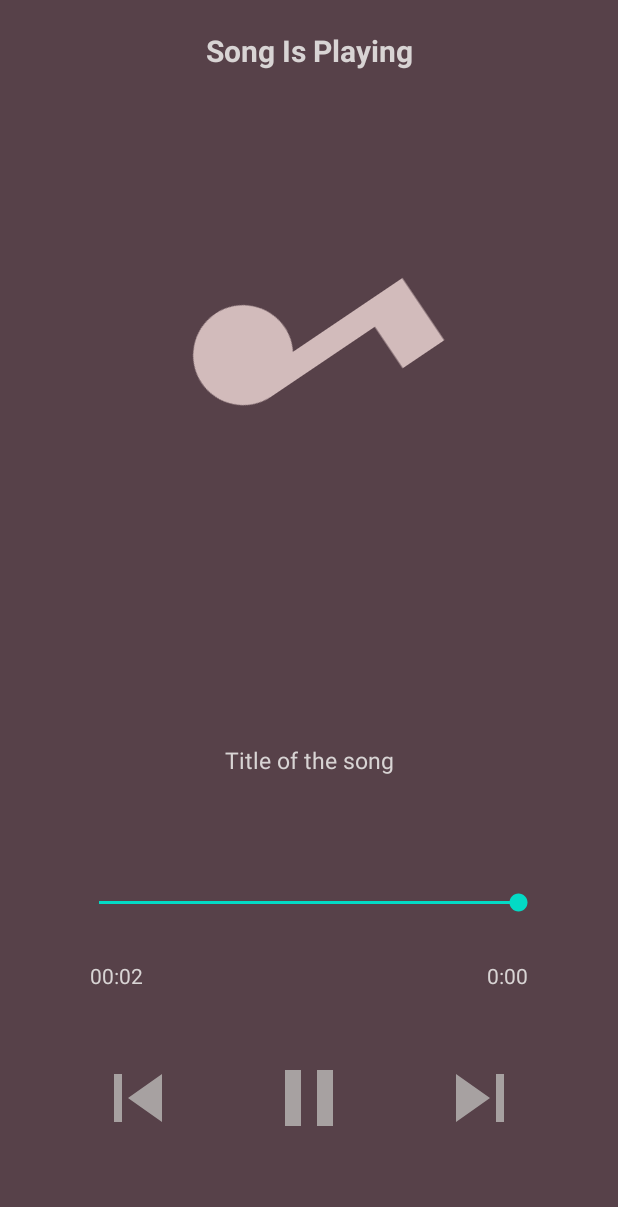
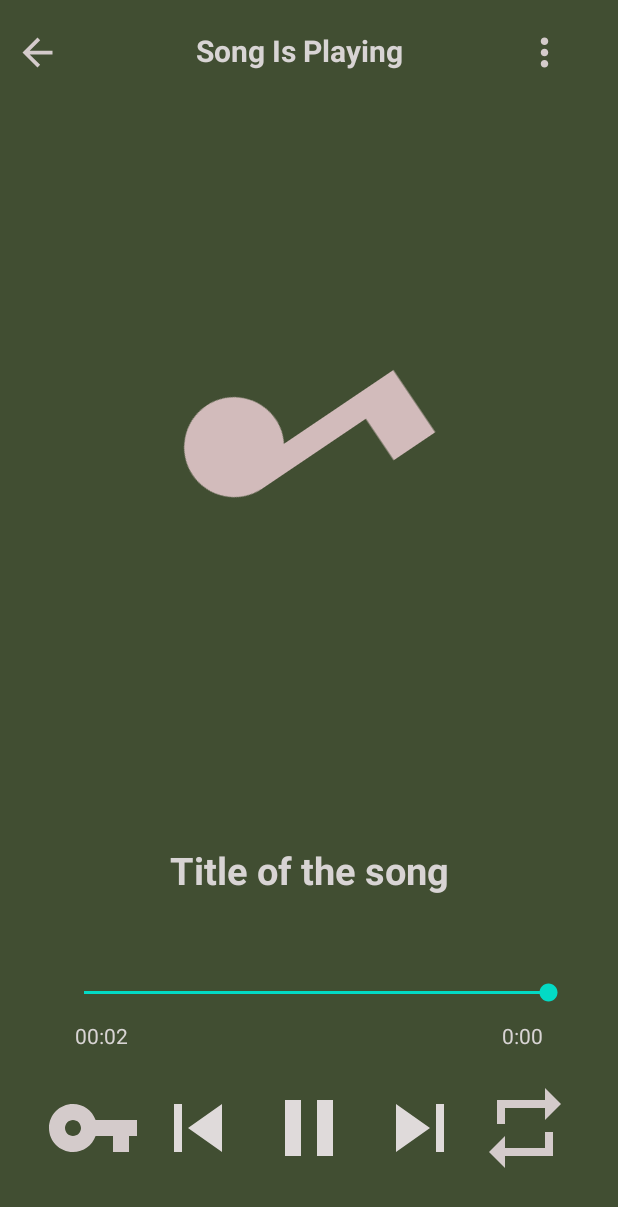
Before and after one commit to trungdongphuoca/MusicApp, an Android app: the PlayMusicActivity screen opened directly, with no data from a screen before it, on a phone screen of 412 x 824 dp. Shown: the top 1207 px of the screen. Run offline under Robolectric (Android 15) with nearby library versions, the phone set to English and light mode, and no system bars; 7 statements that could not run were skipped.

Commit message:
add some updating UI,....

```diff
--- a/app/src/main/AndroidManifest.xml
+++ b/app/src/main/AndroidManifest.xml
@@ -25,6 +25,9 @@
             android:name=".loginAndRegis.LoginActivity"
             android:exported="false" />
         <activity
+            android:name=".Fragment.SongFragment"
+            android:exported="true" />
+        <activity
             android:name=".loginAndRegis.AddAccount"
             android:exported="false" />
         <activity
--- a/app/src/main/java/tdtu/finalapp/musicapp/Adapter/AdapterSong.java
+++ b/app/src/main/java/tdtu/finalapp/musicapp/Adapter/AdapterSong.java
@@ -2,6 +2,7 @@ package tdtu.finalapp.musicapp.Adapter;
 
 import android.content.Context;
 import android.content.Intent;
+import android.graphics.Color;
 import android.view.LayoutInflater;
 import android.view.View;
 import android.view.ViewGroup;
@@ -41,11 +42,11 @@ public class AdapterSong extends RecyclerView.Adapter<AdapterSong.ViewHolderSong
         Song s = songsArraylist.get(position);
         holder.titleSong.setText(s.getTitle());
 
-//        if(MyMediaplayer.currentIndex==position){
-//            holder.titleSong.setTextColor(Color.parseColor("#FF0000"));
-//        }else{
-//            holder.titleSong.setTextColor(Color.parseColor("#000000"));
-//        }
+        if(MyMediaPlayer.currentIndex==position){
+            holder.titleSong.setTextColor(Color.parseColor("#FFA85CB5"));
+        }else{
+            holder.titleSong.setTextColor(Color.parseColor("#000000"));
+        }
 
         holder.itemView.setOnClickListener(new View.OnClickListener() {
             @Override
--- a/app/src/main/java/tdtu/finalapp/musicapp/Fragment/SongFragment.java
+++ b/app/src/main/java/tdtu/finalapp/musicapp/Fragment/SongFragment.java
@@ -159,4 +159,12 @@ public class SongFragment extends Fragment {
                     new String[]{Manifest.permission.READ_EXTERNAL_STORAGE},
                     101);
     }
+
+    @Override
+    public void onResume() {
+        super.onResume();
+        if(recycleView!=null){
+            recycleView.setAdapter(new AdapterSong(getActivity().getApplicationContext(),SongsArrayList));
+        }
+    }
 }
--- a/app/src/main/java/tdtu/finalapp/musicapp/MainPackage/MainActivity.java
+++ b/app/src/main/java/tdtu/finalapp/musicapp/MainPackage/MainActivity.java
@@ -7,25 +7,62 @@ import androidx.fragment.app.Fragment;
 import androidx.fragment.app.FragmentManager;
 import androidx.fragment.app.FragmentPagerAdapter;
 import androidx.viewpager.widget.ViewPager;
+
+import android.content.Intent;
 import android.os.Bundle;
+import android.view.MenuItem;
+import android.widget.ImageView;
+import android.widget.PopupMenu;
 
 import com.google.android.material.tabs.TabLayout;
+import com.google.firebase.auth.FirebaseAuth;
 
 import java.util.ArrayList;
 
 import tdtu.finalapp.musicapp.Fragment.HomeFragment;
 import tdtu.finalapp.musicapp.Fragment.LibraryFragment;
 import tdtu.finalapp.musicapp.Fragment.SongFragment;
+import tdtu.finalapp.musicapp.PlayMusic.PlayMusicActivity;
 import tdtu.finalapp.musicapp.R;
+import tdtu.finalapp.musicapp.Toast.ToastNotification;
+import tdtu.finalapp.musicapp.loginAndRegis.LoginActivity;
 
 public class MainActivity extends AppCompatActivity {
-
+    private ImageView userImg,searchImg;
     @Override
     protected void onCreate(Bundle savedInstanceState) {
         super.onCreate(savedInstanceState);
         setContentView(R.layout.activity_main);
+        searchImg = findViewById(R.id.SearchBtn);
+        userImg = findViewById(R.id.UserBtn);
+        initViewPage();
 
-        initViewPage();
+        userImg.setOnClickListener(v->showUser());
+    }
+    void showUser(){
+        PopupMenu popupMenu = new PopupMenu(MainActivity.this,userImg);
+        popupMenu.getMenu().add("See your profile");
+        popupMenu.getMenu().add("Sign out");
+        popupMenu.show();
+        popupMenu.setOnMenuItemClickListener(new PopupMenu.OnMenuItemClickListener() {
+            @Override
+            public boolean onMenuItemClick(MenuItem menuItem) {
+                if(menuItem.getTitle().equals("Sign out")){
+                    FirebaseAuth.getInstance().signOut();
+                    ToastNotification.makeTextToShow(MainActivity.this,"Sign out successful");
+                    startActivity(new Intent(MainActivity.this, LoginActivity.class));
+                    finish();
+                    return true;
+                }
+                if(menuItem.getTitle().equals("See your profile")){
+                    ToastNotification.makeTextToShow(MainActivity.this,"Your profile will present now!!");
+//                    startActivity(new Intent(MainActivity.this, LoginActivity.class));
+//                    finish();
+                    return true;
+                }
+                return false;
+            }
+        });
     }
 
     private void initViewPage() {
--- a/app/src/main/java/tdtu/finalapp/musicapp/Model/Song.java
+++ b/app/src/main/java/tdtu/finalapp/musicapp/Model/Song.java
@@ -1,6 +1,7 @@
 package tdtu.finalapp.musicapp.Model;
 
 import java.io.Serializable;
+
 
 public class Song implements Serializable {
     private String path;
--- a/app/src/main/java/tdtu/finalapp/musicapp/PlayMusic/PlayMusicActivity.java
+++ b/app/src/main/java/tdtu/finalapp/musicapp/PlayMusic/PlayMusicActivity.java
@@ -3,24 +3,31 @@ package tdtu.finalapp.musicapp.PlayMusic;
 import androidx.appcompat.app.AppCompatActivity;
 
 import android.annotation.SuppressLint;
+import android.content.Intent;
 import android.media.MediaPlayer;
 import android.os.Bundle;
 import android.os.Handler;
+import android.view.MenuItem;
 import android.widget.ImageView;
+import android.widget.PopupMenu;
 import android.widget.SeekBar;
 import android.widget.TextView;
+import android.widget.Toast;
 
 import java.io.IOException;
 import java.util.ArrayList;
 import java.util.concurrent.TimeUnit;
 
+import tdtu.finalapp.musicapp.Fragment.SongFragment;
+import tdtu.finalapp.musicapp.MainPackage.MainActivity;
 import tdtu.finalapp.musicapp.Model.Song;
 import tdtu.finalapp.musicapp.R;
+import tdtu.finalapp.musicapp.Toast.ToastNotification;
 
 public class PlayMusicActivity extends AppCompatActivity {
     private TextView titleTv,currentTimeTv,totalTimeTv;
     private SeekBar seekBar;
-    private ImageView pausePlay,nextBtn,previousBtn,musicIcon;
+    private ImageView pausePlay,nextBtn,previousBtn,musicIcon,backIcon,menuIcon;
     private ArrayList<Song> songsList;
     private Song currentSong;
     private MediaPlayer mediaPlayer = MyMediaPlayer.getInstance();
@@ -39,6 +46,9 @@ public class PlayMusicActivity extends AppCompatActivity {
         nextBtn = findViewById(R.id.next);
         previousBtn = findViewById(R.id.previous);
         musicIcon = findViewById(R.id.music_icon_big);
+        backIcon = findViewById(R.id.backInPlayMusic);
+        menuIcon= findViewById(R.id.MenuInPlayMusic);
+
 
         titleTv.setSelected(true);
 
@@ -83,7 +93,26 @@ public class PlayMusicActivity extends AppCompatActivity {
 
             }
         });
+
+        menuIcon.setOnClickListener(v->showMenu());
+        backIcon.setOnClickListener(v-> startActivity(new Intent(PlayMusicActivity.this, MainActivity.class)));
     }
+    void showMenu(){
+        PopupMenu popupMenu = new PopupMenu(PlayMusicActivity.this,menuIcon);
+        popupMenu.getMenu().add("add to playlist");
+        popupMenu.show();
+        popupMenu.setOnMenuItemClickListener(new PopupMenu.OnMenuItemClickListener() {
+            @Override
+            public boolean onMenuItemClick(MenuItem menuItem) {
+                if(menuItem.getTitle().equals("add to playlist")){
+                    ToastNotification.makeTextToShow(PlayMusicActivity.this,"add the playlist has been clicked");
+                    return true;
+                }
+                return false;
+            }
+        });
+    }
+
     ////set name and total time of song, some events play pause next previous
     void setResourcesWithMusic(){
         currentSong = songsList.get(MyMediaPlayer.currentIndex);
--- /dev/null
+++ b/app/src/main/res/drawable/ic_baseline_arrow_back_24.xml
@@ -0,0 +1,5 @@
+<vector android:height="24dp" android:tint="#D4CBCB"
+    android:viewportHeight="24" android:viewportWidth="24"
+    android:width="24dp" xmlns:android="http://schemas.android.com/apk/res/android">
+    <path android:fillColor="@android:color/white" android:pathData="M20,11H7.83l5.59,-5.59L12,4l-8,8 8,8 1.41,-1.41L7.83,13H20v-2z"/>
+</vector>
--- /dev/null
+++ b/app/src/main/res/drawable/ic_baseline_more_vert_24.xml
@@ -0,0 +1,5 @@
+<vector android:height="24dp" android:tint="#D4CBCB"
+    android:viewportHeight="24" android:viewportWidth="24"
+    android:width="24dp" xmlns:android="http://schemas.android.com/apk/res/android">
+    <path android:fillColor="@android:color/white" android:pathData="M12,8c1.1,0 2,-0.9 2,-2s-0.9,-2 -2,-2 -2,0.9 -2,2 0.9,2 2,2zM12,10c-1.1,0 -2,0.9 -2,2s0.9,2 2,2 2,-0.9 2,-2 -0.9,-2 -2,-2zM12,16c-1.1,0 -2,0.9 -2,2s0.9,2 2,2 2,-0.9 2,-2 -0.9,-2 -2,-2z"/>
+</vector>
--- a/app/src/main/res/drawable/ic_baseline_pause_24.xml
+++ b/app/src/main/res/drawable/ic_baseline_pause_24.xml
@@ -1,4 +1,4 @@
-<vector android:height="64dp" android:tint="#A7A1A1"
+<vector android:height="64dp" android:tint="#DFDADA"
     android:viewportHeight="24" android:viewportWidth="24"
     android:width="64dp" xmlns:android="http://schemas.android.com/apk/res/android">
     <path android:fillColor="@android:color/white" android:pathData="M6,19h4L10,5L6,5v14zM14,5v14h4L18,5h-4z"/>
--- a/app/src/main/res/drawable/ic_baseline_play_arrow_24.xml
+++ b/app/src/main/res/drawable/ic_baseline_play_arrow_24.xml
@@ -1,4 +1,4 @@
-<vector android:height="64dp" android:tint="#A7A1A1"
+<vector android:height="64dp" android:tint="#DFDADA"
     android:viewportHeight="24" android:viewportWidth="24"
     android:width="64dp" xmlns:android="http://schemas.android.com/apk/res/android">
     <path android:fillColor="@android:color/white" android:pathData="M8,5v14l11,-7z"/>
--- /dev/null
+++ b/app/src/main/res/drawable/ic_baseline_repeat_24.xml
@@ -0,0 +1,5 @@
+<vector android:height="64dp" android:tint="#D4CBCB"
+    android:viewportHeight="24" android:viewportWidth="24"
+    android:width="64dp" xmlns:android="http://schemas.android.com/apk/res/android">
+    <path android:fillColor="@android:color/white" android:pathData="M7,7h10v3l4,-4 -4,-4v3L5,5v6h2L7,7zM17,17L7,17v-3l-4,4 4,4v-3h12v-6h-2v4z"/>
+</vector>
--- a/app/src/main/res/drawable/ic_baseline_skip_next_24.xml
+++ b/app/src/main/res/drawable/ic_baseline_skip_next_24.xml
@@ -1,4 +1,4 @@
-<vector android:height="64dp" android:tint="#A7A1A1"
+<vector android:height="64dp" android:tint="#DFDADA"
     android:viewportHeight="24" android:viewportWidth="24"
     android:width="64dp" xmlns:android="http://schemas.android.com/apk/res/android">
     <path android:fillColor="@android:color/white" android:pathData="M6,18l8.5,-6L6,6v12zM16,6v12h2V6h-2z"/>
--- a/app/src/main/res/drawable/ic_baseline_skip_previous_24.xml
+++ b/app/src/main/res/drawable/ic_baseline_skip_previous_24.xml
@@ -1,4 +1,4 @@
-<vector android:height="64dp" android:tint="#A7A1A1"
+<vector android:height="64dp" android:tint="#DFDADA"
     android:viewportHeight="24" android:viewportWidth="24"
     android:width="64dp" xmlns:android="http://schemas.android.com/apk/res/android">
     <path android:fillColor="@android:color/white" android:pathData="M6,6h2v12L6,18zM9.5,12l8.5,6L18,6z"/>
--- /dev/null
+++ b/app/src/main/res/drawable/ic_baseline_vpn_key_24.xml
@@ -0,0 +1,5 @@
+<vector android:height="64dp" android:tint="#D4CBCB"
+    android:viewportHeight="24" android:viewportWidth="24"
+    android:width="64dp" xmlns:android="http://schemas.android.com/apk/res/android">
+    <path android:fillColor="@android:color/white" android:pathData="M12.65,10C11.83,7.67 9.61,6 7,6c-3.31,0 -6,2.69 -6,6s2.69,6 6,6c2.61,0 4.83,-1.67 5.65,-4H17v4h4v-4h2v-4H12.65zM7,14c-1.1,0 -2,-0.9 -2,-2s0.9,-2 2,-2 2,0.9 2,2 -0.9,2 -2,2z"/>
+</vector>
--- a/app/src/main/res/layout/activity_main.xml
+++ b/app/src/main/res/layout/activity_main.xml
@@ -29,25 +29,25 @@
             android:layout_height="wrap_content"
             android:layout_marginStart="5dp"
             android:layout_marginTop="5dp"
-            android:text="Music"
+            android:text="Music Player"
             android:textAlignment="center"
             android:textColor="#C6B8B8"
             android:textSize="30dp"
             android:textStyle="bold" />
 
-        <com.google.android.material.floatingactionbutton.FloatingActionButton
+        <ImageView
             android:id="@+id/SearchBtn"
-            android:layout_width="wrap_content"
+            android:layout_width="30dp"
             android:layout_height="match_parent"
-            android:layout_marginStart="150dp"
+            android:layout_marginStart="90dp"
             android:backgroundTint="@color/white"
             android:src="@drawable/ic_baseline_search_24" />
 
-        <com.google.android.material.floatingactionbutton.FloatingActionButton
+        <ImageView
             android:id="@+id/UserBtn"
-            android:layout_width="wrap_content"
+            android:layout_width="30dp"
             android:layout_height="match_parent"
-            android:layout_marginEnd="5dp"
+            android:layout_marginStart="5dp"
             android:backgroundTint="@color/white"
             android:src="@drawable/ic_baseline_face_24" />
     </LinearLayout>
--- a/app/src/main/res/layout/activity_play_music.xml
+++ b/app/src/main/res/layout/activity_play_music.xml
@@ -5,101 +5,131 @@
     android:layout_width="match_parent"
     android:layout_height="match_parent"
     tools:context=".PlayMusic.PlayMusicActivity"
-    android:background="#574149">
-    <TextView
+    android:background="#414E32">
+
+    <LinearLayout
+        android:id="@+id/songIsPlaying"
         android:layout_width="match_parent"
         android:layout_height="wrap_content"
-        android:id="@+id/song_playing"
-        android:text="Song Is Playing"
-        android:singleLine="true"
+        android:layout_marginStart="10dp"
+        android:layout_marginTop="10dp"
+        android:layout_marginEnd="10dp"
+        android:layout_marginBottom="10dp"
         android:ellipsize="marquee"
-        android:textColor="@color/white"
-        android:textSize="20dp"
-        android:textAlignment="center"
-        android:layout_margin="10dp"
-        android:padding="10dp"
-        android:textStyle="bold"
-        />
+        android:orientation="horizontal"
+        android:singleLine="true">
 
+        <ImageView
+            android:id="@+id/backInPlayMusic"
+            android:layout_width="30dp"
+            android:layout_height="30dp"
+            android:layout_marginTop="10dp"
+            android:src="@drawable/ic_baseline_arrow_back_24" />
+
+        <TextView
+            android:id="@+id/song_playing"
+            android:layout_width="wrap_content"
+            android:layout_height="wrap_content"
+            android:layout_marginStart="80dp"
+            android:layout_marginEnd="10dp"
+            android:layout_marginBottom="10dp"
+            android:ellipsize="marquee"
+            android:padding="10dp"
+            android:singleLine="true"
+            android:text="Song Is Playing"
+            android:textAlignment="center"
+            android:textColor="@color/white"
+            android:textSize="20dp"
+            android:textStyle="bold" />
+
+        <ImageView
+            android:id="@+id/MenuInPlayMusic"
+            android:layout_width="30dp"
+            android:layout_height="30dp"
+            android:layout_marginStart="60dp"
+            android:layout_marginTop="10dp"
+            android:src="@drawable/ic_baseline_more_vert_24" />
+    </LinearLayout>
     <ImageView
         android:id="@+id/music_icon_big"
         android:layout_width="240dp"
         android:layout_height="240dp"
-        android:layout_below="@id/song_playing"
-        android:layout_centerHorizontal="true"
-        android:layout_marginTop="40dp"
+        android:layout_below="@id/songIsPlaying"
+        android:layout_marginTop="91dp"
+        android:layout_marginStart="80dp"
         android:padding="20dp"
         android:src="@drawable/ic_baseline_music_note_24" />
+
     <TextView
+        android:id="@+id/song_title"
         android:layout_width="match_parent"
         android:layout_height="wrap_content"
-        android:id="@+id/song_title"
+        android:layout_above="@+id/controls"
+        android:layout_marginStart="5dp"
+        android:layout_marginTop="5dp"
+        android:layout_marginEnd="5dp"
+        android:layout_marginBottom="5dp"
+        android:ellipsize="marquee"
+        android:maxLines="@integer/material_motion_duration_long_2"
+        android:padding="10dp"
+        android:singleLine="false"
         android:text="Title of the song"
-        android:singleLine="true"
-        android:ellipsize="marquee"
+        android:textAlignment="center"
         android:textColor="@color/white"
-        android:textSize="15dp"
-        android:layout_margin="5dp"
-        android:padding="20dp"
-        android:textAlignment="center"
-        android:layout_above="@+id/controls"
-        />
+        android:textSize="25dp"
+        android:textStyle="bold" />
+
     <RelativeLayout
+        android:id="@+id/controls"
         android:layout_width="match_parent"
         android:layout_height="wrap_content"
         android:layout_alignParentBottom="true"
-        android:id="@+id/controls"
-        android:padding="40dp">
+
+        android:padding="30dp">
 
         <SeekBar
             android:id="@+id/seek_bar"
-            android:layout_width="match_parent"
+            android:layout_width="360dp"
             android:layout_height="wrap_content"
             android:layout_marginStart="10dp"
             android:layout_marginTop="10dp"
-            android:layout_marginEnd="10dp"
             android:layout_marginBottom="10dp"
             android:backgroundTint="@color/white" />
 
         <TextView
-            android:layout_width="wrap_content"
-            android:layout_height="wrap_content"
             android:id="@+id/current_time"
-            android:layout_below="@id/seek_bar"
-            android:text="0:00"
-            android:layout_alignParentStart="true"
-            android:textColor="@color/white"
-            android:layout_margin="20dp"/>
-        <TextView
             android:layout_width="wrap_content"
             android:layout_height="wrap_content"
             android:layout_below="@id/seek_bar"
+            android:layout_alignParentStart="true"
+
+            android:layout_marginStart="20dp"
+
+            android:layout_marginEnd="20dp"
+            android:layout_marginBottom="20dp"
+            android:text="0:00"
+            android:textColor="@color/white" />
+
+        <TextView
             android:id="@+id/total_time"
+            android:layout_width="wrap_content"
+            android:layout_height="wrap_content"
+            android:layout_below="@id/seek_bar"
+            android:layout_alignParentEnd="true"
+
+            android:layout_marginStart="20dp"
+
+            android:layout_marginEnd="20dp"
+            android:layout_marginBottom="20dp"
             android:text="0:00"
-            android:layout_alignParentEnd="true"
-            android:textColor="@color/white"
-            android:layout_margin="20dp"/>
+            android:textColor="@color/white" />
 
         <RelativeLayout
             android:layout_width="match_parent"
             android:layout_height="wrap_content"
             android:layout_below="@id/total_time"
-            android:padding="20dp">
-
-            <ImageView
-                android:layout_width="wrap_content"
-                android:layout_height="wrap_content"
-                android:src="@drawable/ic_baseline_skip_previous_24"
-                android:layout_centerVertical="true"
-                android:layout_alignParentStart="true"
-                android:id="@+id/previous"/>
-            <ImageView
-                android:layout_width="wrap_content"
-                android:layout_height="wrap_content"
-                android:src="@drawable/ic_baseline_skip_next_24"
-                android:layout_centerVertical="true"
-                android:layout_alignParentEnd="true"
-                android:id="@+id/next"/>
+            android:layout_marginBottom="10dp"
+            >
 
             <ImageView
                 android:id="@+id/pause_play"
@@ -108,6 +138,38 @@
                 android:layout_centerInParent="true"
                 android:src="@drawable/ic_baseline_pause_24" />
 
+            <ImageView
+                android:id="@+id/repeat"
+                android:layout_width="wrap_content"
+                android:layout_height="wrap_content"
+                android:layout_alignParentStart="true"
+                android:layout_centerVertical="true"
+                android:src="@drawable/ic_baseline_vpn_key_24" />
+
+            <ImageView
+                android:id="@+id/previous"
+                android:layout_width="wrap_content"
+                android:layout_height="wrap_content"
+                android:layout_marginStart="70dp"
+                android:src="@drawable/ic_baseline_skip_previous_24" />
+
+            <ImageView
+                android:id="@+id/next"
+                android:layout_width="wrap_content"
+                android:layout_height="wrap_content"
+                android:layout_alignParentEnd="true"
+                android:layout_marginEnd="70dp"
+                android:src="@drawable/ic_baseline_skip_next_24" />
+
+            <ImageView
+                android:id="@+id/random"
+                android:layout_width="wrap_content"
+                android:layout_height="wrap_content"
+                android:layout_alignParentEnd="true"
+                android:layout_centerVertical="true"
+                android:src="@drawable/ic_baseline_repeat_24" />
+
+
         </RelativeLayout>
     </RelativeLayout>
 </RelativeLayout>
--- a/app/src/main/res/layout/fragment_home.xml
+++ b/app/src/main/res/layout/fragment_home.xml
@@ -9,7 +9,7 @@
     <TextView
         android:layout_width="match_parent"
         android:layout_height="match_parent"
-        android:text="Hello andd roi by Trung designing."
+        android:text="Hello Android"
         android:layout_marginTop="300dp"
         android:textAlignment="center"
         android:textSize="50dp"/>
```
